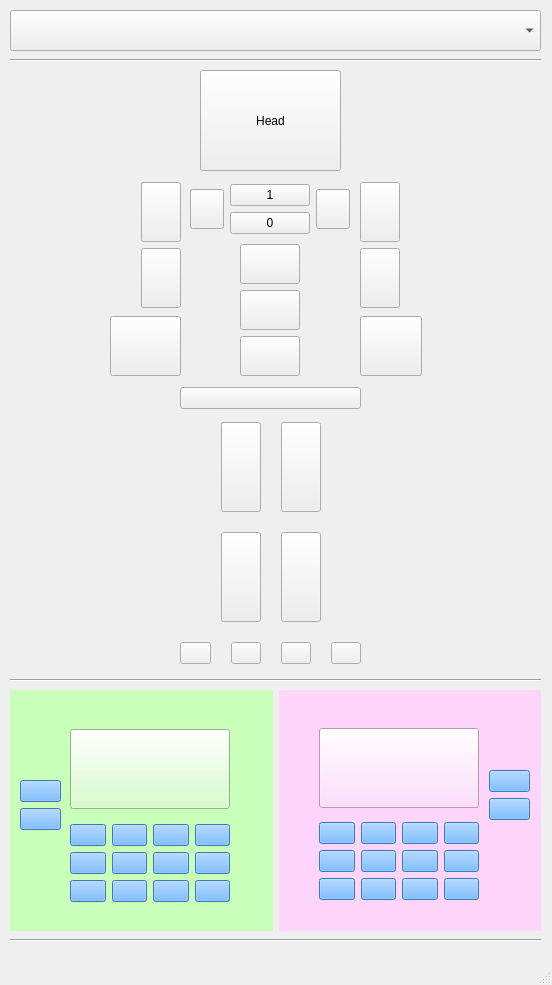
Old version of the form UI/ControlRig.ui in the repository jazzboysc/SERiggingTools.
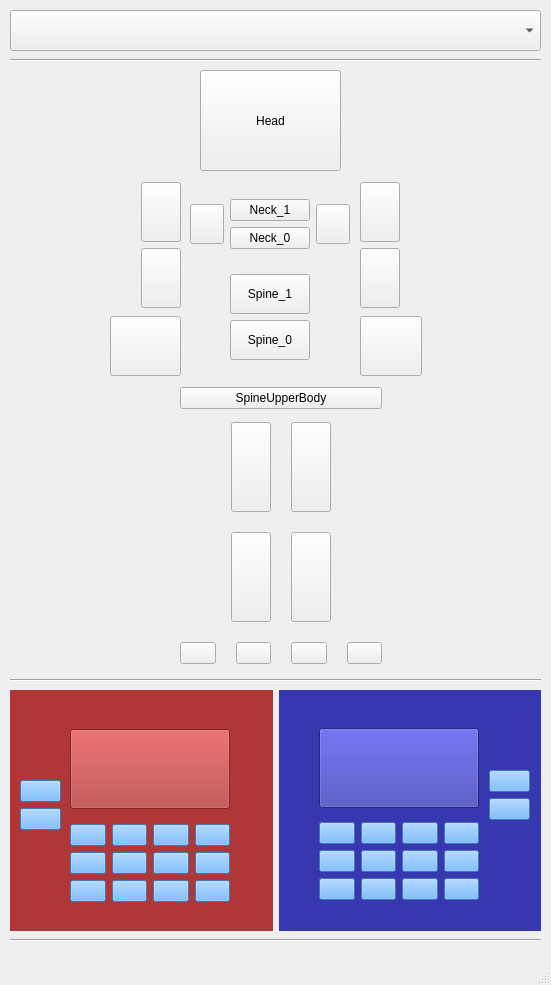
New version of the form.

Diff of the .ui file:
```diff
--- a/UI/ControlRig.ui
+++ b/UI/ControlRig.ui
@@ -6,7 +6,7 @@
    <rect>
     <x>0</x>
     <y>0</y>
-    <width>552</width>
+    <width>551</width>
     <height>985</height>
    </rect>
   </property>
@@ -37,7 +37,7 @@
      <item>
       <widget class="QWidget" name="widget_2" native="true">
        <property name="styleSheet">
-        <string notr="true">background-color: rgb(202, 255, 187);</string>
+        <string notr="true">background-color: rgb(175, 55, 55);</string>
        </property>
        <widget class="QWidget" name="verticalLayoutWidget_6">
         <property name="geometry">
@@ -268,7 +268,7 @@
      <item>
       <widget class="QWidget" name="widget_3" native="true">
        <property name="styleSheet">
-        <string notr="true">background-color: rgb(255, 213, 252);</string>
+        <string notr="true">background-color: rgb(55, 55, 175);</string>
        </property>
        <widget class="QWidget" name="verticalLayoutWidget_8">
         <property name="geometry">
@@ -519,15 +519,19 @@
      <rect>
       <x>180</x>
       <y>380</y>
-      <width>181</width>
+      <width>202</width>
       <height>291</height>
      </rect>
     </property>
     <layout class="QVBoxLayout" name="verticalLayout_14">
      <item>
-      <widget class="QPushButton" name="pushButton_40">
+      <widget class="QPushButton" name="C_SpineUpperBody_Ctrl">
+       <property name="styleSheet">
+        <string notr="true">selection-background-color: rgb(255, 255, 127);
+selection-color: rgb(255, 255, 127);</string>
+       </property>
        <property name="text">
-        <string/>
+        <string>SpineUpperBody</string>
        </property>
       </widget>
      </item>
@@ -868,16 +872,24 @@
        <item>
         <layout class="QVBoxLayout" name="verticalLayout_24">
          <item>
-          <widget class="QPushButton" name="Neck_1">
+          <widget class="QPushButton" name="FK_C_Neck_1_Ctrl">
+           <property name="styleSheet">
+            <string notr="true">selection-background-color: rgb(255, 255, 127);
+selection-color: rgb(255, 255, 127);</string>
+           </property>
            <property name="text">
-            <string>1</string>
+            <string>Neck_1</string>
            </property>
           </widget>
          </item>
          <item>
           <widget class="QPushButton" name="FK_C_Neck_0_Ctrl">
+           <property name="styleSheet">
+            <string notr="true">selection-background-color: rgb(255, 255, 127);
+selection-color: rgb(255, 255, 127);</string>
+           </property>
            <property name="text">
-            <string>0</string>
+            <string>Neck_0</string>
            </property>
           </widget>
          </item>
@@ -923,21 +935,12 @@
              <height>40</height>
             </size>
            </property>
-           <property name="text">
-            <string/>
+           <property name="styleSheet">
+            <string notr="true">selection-background-color: rgb(255, 255, 127);
+selection-color: rgb(255, 255, 127);</string>
            </property>
-          </widget>
-         </item>
-         <item>
-          <widget class="QPushButton" name="pushButton_35">
-           <property name="minimumSize">
-            <size>
-             <width>60</width>
-             <height>40</height>
-            </size>
-           </property>
            <property name="text">
-            <string/>
+            <string>Spine_1</string>
            </property>
           </widget>
          </item>
@@ -949,8 +952,12 @@
              <height>40</height>
             </size>
            </property>
+           <property name="styleSheet">
+            <string notr="true">selection-background-color: rgb(255, 255, 127);
+selection-color: rgb(255, 255, 127);</string>
+           </property>
            <property name="text">
-            <string/>
+            <string>Spine_0</string>
            </property>
           </widget>
          </item>
```
Left out of the diff: 45 changed lines with no effect on the pictures.
